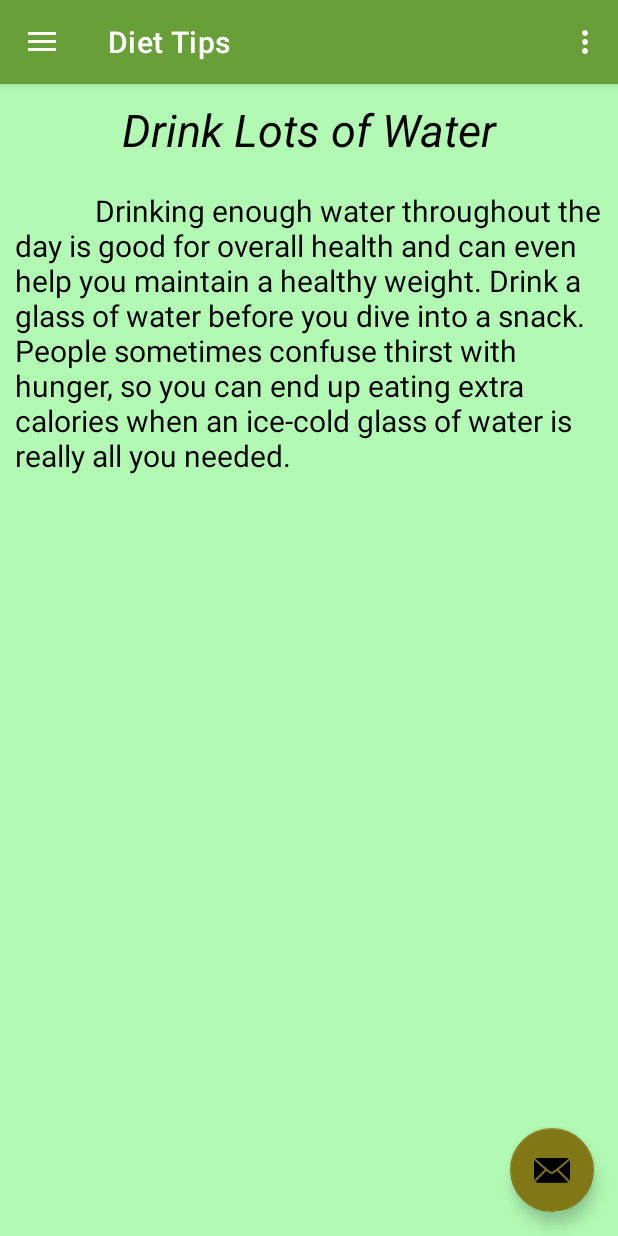
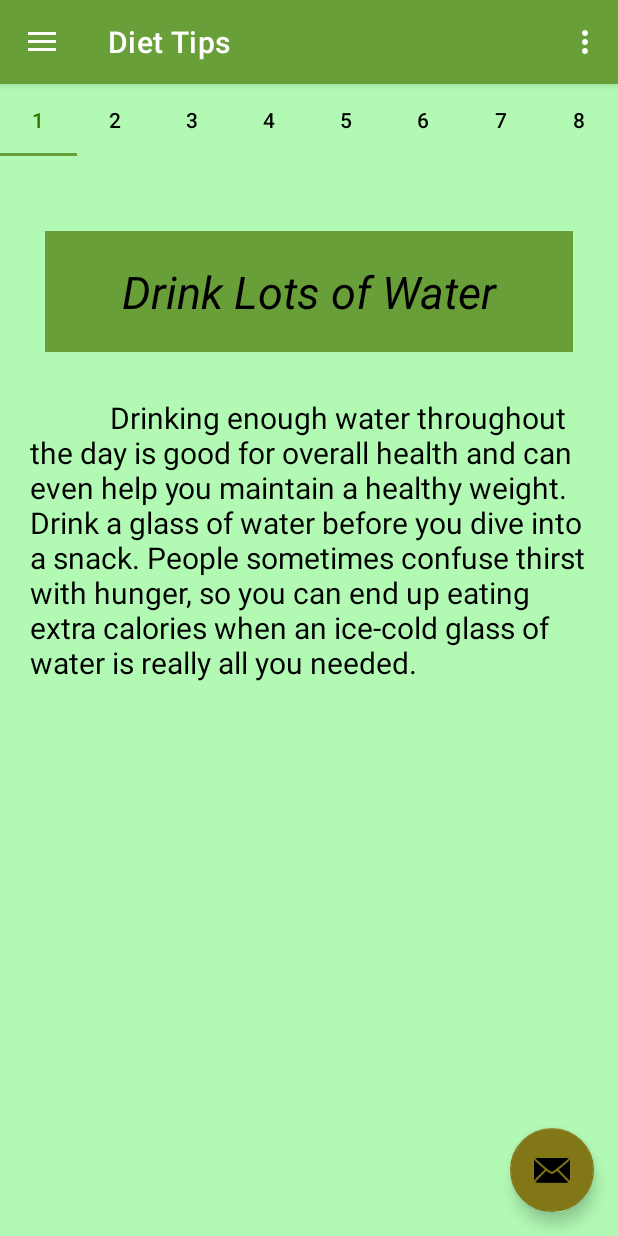
Before and after one commit to KrishnanDevika/MyDietBalanceApplication, an Android app: the screen it shows after launch (MainActivity), in the side drawer, after a tap on "Diet Tips", on a phone screen of 412 x 824 dp. Run offline under Robolectric (Android 15) with nearby library versions, the phone set to English and light mode, and no system bars; our stand-ins replace navigation-ui.

Commit message:
Modified layout to fit the screen properly on Screen rotation

```diff
--- a/app/src/main/java/com/example/dietbalanceapplication/DietTipsViewPager/CustomViewPagerAdapter.java
+++ b/app/src/main/java/com/example/dietbalanceapplication/DietTipsViewPager/CustomViewPagerAdapter.java
@@ -30,22 +30,16 @@ public class CustomViewPagerAdapter extends FragmentStateAdapter {
                 return HealthyTipsFragment.newInstance("Eat protein at every Meal", "\t\t\t\tProtein is the ultimate fill-me-up food -- it's more satisfying than carbs or fats and keeps you feeling full for longer. So be sure to incorporate healthy proteins like seafood, lean meat, egg whites, yogurt, cheese, soy, nuts, or beans into your meals and snacks.");
 
             case 4:
-                return HealthyTipsFragment.newInstance("Snack Well", "\t\t\t\tMost people can eat small snacks right before and during exercise. It’s important to do what feels best for you. Good snack options include energy bars, yogurt, low-fat granola bars and peanut butter sandwiches.");
+                return HealthyTipsFragment.newInstance("Include Fibre in your Diet", "\t\t\t\tFiber aids digestion, prevents constipation, and lowers cholesterol -- and can help with weight loss. Increasing your intake is as easy as adding beans to your salad, eating oats for breakfast or snacking on fiber-rich nuts and seeds.");
 
             case 5:
-                return HealthyTipsFragment.newInstance("Include Fibre in your Diet", "\t\t\t\tFiber aids digestion, prevents constipation, and lowers cholesterol -- and can help with weight loss. Increasing your intake is as easy as adding beans to your salad, eating oats for breakfast or snacking on fiber-rich nuts and seeds.");
+                return HealthyTipsFragment.newInstance("Get Enough sleep", " \t\t\t\tGetting enough sleep may make you feel rested and full and keep you from doing unnecessary snacking.");
 
             case 6:
-                return HealthyTipsFragment.newInstance("Get Enough sleep", " \t\t\t\tGetting enough sleep may make you feel rested and full and keep you from doing unnecessary snacking.");
+                return HealthyTipsFragment.newInstance("Ditch Added Sugar", "\t\t\t\tAdded sugar, especially from sugary drinks, is a major reason for unhealthy weight gain and health problems like diabetes and heart disease. Cutting out foods high in added sugars is a great way to lose excess weight.");
 
             case 7:
-                return HealthyTipsFragment.newInstance("Ditch Added Sugar", "\t\t\t\tAdded sugar, especially from sugary drinks, is a major reason for unhealthy weight gain and health problems like diabetes and heart disease. Cutting out foods high in added sugars is a great way to lose excess weight.");
-
-            case 8:
                 return HealthyTipsFragment.newInstance("Walk your way to health", "\t\t\t\tMany people believe they must adopt a rigorous exercise routine to jumpstart weight loss.While different types of activity are important when you’re attempting to get in shape, walking is an excellent and easy way to burn calories.");
-
-            case 9:
-                return HealthyTipsFragment.newInstance("Eat Whole Foods", "\t\t\t\tChoose whole-grain foods, such as whole-wheat bread, rye bread, brown rice, popcorn, oatmeal and whole-grain cereal.");
 
             default:
                 return HealthyTipsFragment.newInstance("Fragment Not Found", "404 Error");
@@ -55,6 +49,6 @@ public class CustomViewPagerAdapter extends FragmentStateAdapter {
 
     @Override
     public int getItemCount() {
-        return 10;
+        return 8;
     }
 }
--- a/app/src/main/java/com/example/dietbalanceapplication/DietTipsViewPager/DietTipsFragment.java
+++ b/app/src/main/java/com/example/dietbalanceapplication/DietTipsViewPager/DietTipsFragment.java
@@ -2,6 +2,8 @@ package com.example.dietbalanceapplication.DietTipsViewPager;
 
 import android.os.Bundle;
 
+import androidx.annotation.NonNull;
+import androidx.annotation.Nullable;
 import androidx.fragment.app.Fragment;
 import androidx.viewpager2.widget.ViewPager2;
 
@@ -10,6 +12,8 @@ import android.view.View;
 import android.view.ViewGroup;
 
 import com.example.dietbalanceapplication.R;
+import com.google.android.material.tabs.TabLayout;
+import com.google.android.material.tabs.TabLayoutMediator;
 
 /**
  * A simple {@link Fragment} subclass.
@@ -22,6 +26,7 @@ public class DietTipsFragment extends Fragment {
     // the fragment initialization parameters, e.g. ARG_ITEM_NUMBER
     private static final String ARG_PARAM1 = "param1";
     private static final String ARG_PARAM2 = "param2";
+    ViewPager2 tipsViewPager;
 
     // TODO: Rename and change types of parameters
     private String mParam1;
@@ -63,9 +68,17 @@ public class DietTipsFragment extends Fragment {
                              Bundle savedInstanceState) {
         // Inflate the layout for this fragment
         View view = inflater.inflate(R.layout.fragment_diet_tips, container, false);
-        ViewPager2 tipsViewPager = view.findViewById(R.id.tipsViewPager);
+        tipsViewPager = view.findViewById(R.id.tipsViewPager);
         tipsViewPager.setAdapter(new CustomViewPagerAdapter(getActivity()));
         tipsViewPager.setOrientation(ViewPager2.ORIENTATION_HORIZONTAL);
         return view;
     }
+
+    @Override
+    public void onViewCreated(@NonNull View view, @Nullable Bundle savedInstanceState) {
+        super.onViewCreated(view, savedInstanceState);
+        TabLayout tabLayout = view.findViewById(R.id.tab_layout);
+        new TabLayoutMediator(tabLayout, tipsViewPager, (tab, position) ->
+                tab.setText(""+(position + 1))).attach();
+    }
 }
--- a/app/src/main/res/layout/custom_list_view.xml
+++ b/app/src/main/res/layout/custom_list_view.xml
@@ -15,6 +15,7 @@
         android:layout_width="match_parent"
         android:layout_height="wrap_content"
         android:layout_gravity="center"
+        android:textColor="@color/black"
         android:textSize="@dimen/list_text_size"
         android:textStyle="bold"
         android:padding="@dimen/layout_padding"/>
--- a/app/src/main/res/layout/fragment_diet_balance.xml
+++ b/app/src/main/res/layout/fragment_diet_balance.xml
@@ -7,7 +7,7 @@
     android:background="@color/light_lime">
 
     <LinearLayout
-        android:layout_width="wrap_content"
+        android:layout_width="match_parent"
         android:layout_height="wrap_content"
         android:orientation="vertical"
         android:padding="@dimen/layout_padding"
@@ -18,6 +18,7 @@
             android:id="@+id/dietImage"
             android:layout_width="wrap_content"
             android:layout_height="wrap_content"
+            android:layout_gravity="center"
             android:adjustViewBounds="true"
             android:padding="@dimen/inner_layout_padding"
             android:layout_margin="@dimen/layout_padding"
--- a/app/src/main/res/layout/fragment_diet_tips.xml
+++ b/app/src/main/res/layout/fragment_diet_tips.xml
@@ -3,8 +3,17 @@
     xmlns:tools="http://schemas.android.com/tools"
     android:layout_width="match_parent"
     android:layout_height="match_parent"
+    xmlns:app="http://schemas.android.com/apk/res-auto"
     android:orientation="vertical"
     tools:context=".DietTipsViewPager.DietTipsFragment">
+
+    <com.google.android.material.tabs.TabLayout
+        android:id="@+id/tab_layout"
+        android:background="@color/light_lime"
+        app:tabTextColor="@color/black"
+        app:tabSelectedTextColor="@color/green_700"
+        android:layout_width="match_parent"
+        android:layout_height="wrap_content"/>
 
     <androidx.viewpager2.widget.ViewPager2
         android:id="@+id/tipsViewPager"
--- a/app/src/main/res/layout/fragment_healthy_tips.xml
+++ b/app/src/main/res/layout/fragment_healthy_tips.xml
@@ -1,11 +1,16 @@
 <?xml version="1.0" encoding="utf-8"?>
-<LinearLayout xmlns:android="http://schemas.android.com/apk/res/android"
+<ScrollView
+    xmlns:android="http://schemas.android.com/apk/res/android"
     xmlns:tools="http://schemas.android.com/tools"
     android:layout_width="match_parent"
     android:layout_height="match_parent"
+    android:background="@color/light_lime">
+
+    <LinearLayout
+        android:layout_width="match_parent"
+        android:layout_height="wrap_content"
         android:orientation="vertical"
         android:layout_margin="@dimen/layout_padding"
-    android:background="@color/light_lime"
         tools:context=".DietTipsViewPager.HealthyTipsFragment">
 
 
@@ -15,7 +20,12 @@
             android:layout_height="wrap_content"
             android:layout_gravity="center"
             android:gravity="center"
-        android:padding="@dimen/layout_padding"
+            android:layout_marginTop="@dimen/top_margin"
+            android:layout_marginBottom="@dimen/inner_layout_padding"
+            android:layout_marginLeft="@dimen/inner_layout_padding"
+            android:layout_marginRight="@dimen/inner_layout_padding"
+            android:padding="@dimen/inner_layout_padding"
+            android:background="@color/green_500"
             android:textColor="@color/black"
             android:textSize="@dimen/heading_title_size"
             android:textStyle="italic"
@@ -31,3 +41,5 @@
             android:textSize="@dimen/list_text_size"
             android:text="TextView" />
     </LinearLayout>
+
+</ScrollView>
--- a/app/src/main/res/layout/fragment_recipes.xml
+++ b/app/src/main/res/layout/fragment_recipes.xml
@@ -3,6 +3,7 @@
     xmlns:tools="http://schemas.android.com/tools"
     android:layout_width="match_parent"
     android:layout_height="match_parent"
+    android:background="@color/light_lime"
     tools:context=".RecipesList.RecipesFragment">
 
     <ListView
--- a/app/src/main/res/values/dimens.xml
+++ b/app/src/main/res/values/dimens.xml
@@ -11,6 +11,7 @@
     <dimen name="contact_list_icon_height">60dp</dimen>
     <dimen name="layout_padding">10dp</dimen>
     <dimen name="inner_layout_padding">20dp</dimen>
+    <dimen name="top_margin">40dp</dimen>
     <dimen name="list_text_size">20sp</dimen>
     <dimen name="title_size">24sp</dimen>
     <dimen name="heading_title_size">30sp</dimen>
```
Also changed, not shown: app/src/main/res/layout/fragment_avocado.xml (+11 -3 lines), app/src/main/res/layout/fragment_eggs.xml (+11 -3 lines), app/src/main/res/layout/fragment_omelet.xml (+11 -3 lines), app/src/main/res/layout/fragment_quesadillas.xml (+11 -3 lines), app/src/main/res/layout/fragment_salad.xml (+11 -3 lines), app/src/main/res/layout/fragment_veggie.xml (+11 -3 lines). Lines whose indentation alone changed are shown as unchanged.
